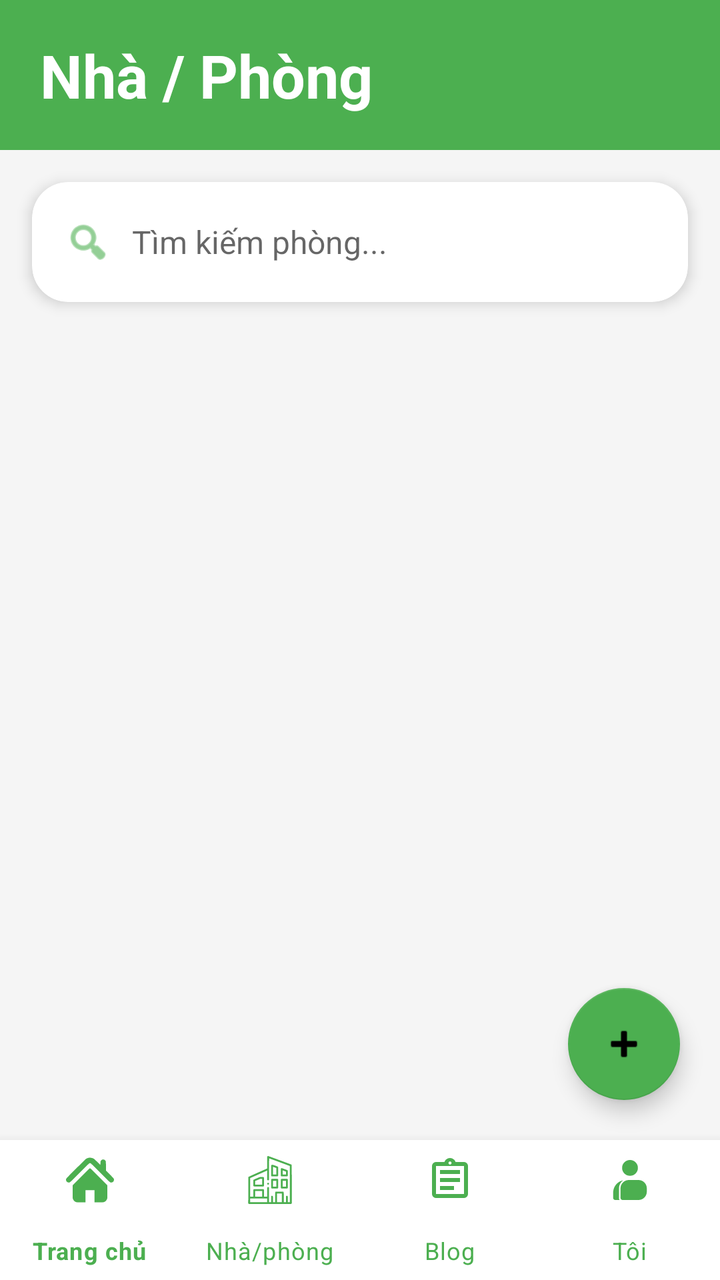
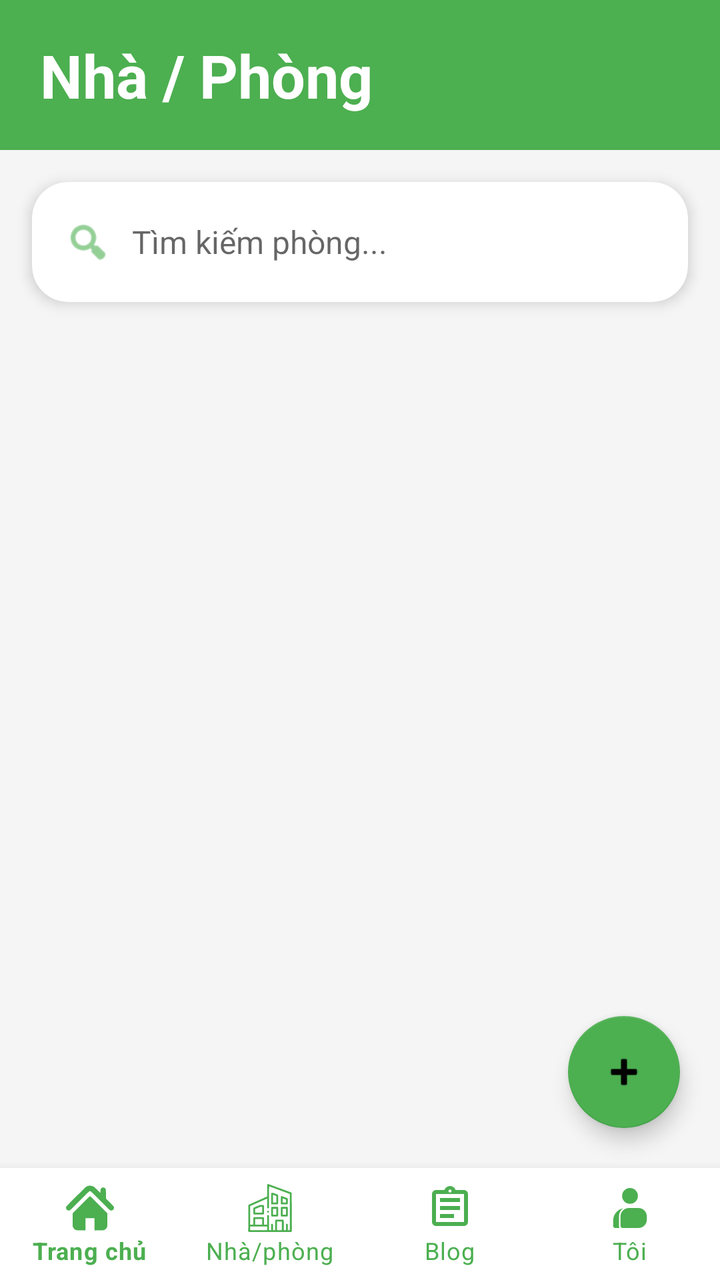

Compare the two renders of this Android layout. The source of the first and the diff that turns it into the second are given below.
<!-- AndroidManifest.xml: application theme Theme.DACS3 -->
<!-- res/layout/activity_property.xml -->
<?xml version="1.0" encoding="utf-8"?>
<RelativeLayout
    xmlns:android="http://schemas.android.com/apk/res/android"
    xmlns:app="http://schemas.android.com/apk/res-auto"
    android:layout_width="match_parent"
    android:layout_height="match_parent"
    android:background="@color/background">

    
    <LinearLayout
        android:id="@+id/topBar"
        android:layout_width="match_parent"
        android:layout_height="75dp"
        android:background="@color/itro_green"
        android:gravity="center_vertical"
        android:paddingHorizontal="20dp">

        
        <TextView
            android:layout_width="wrap_content"
            android:layout_height="wrap_content"
            android:text="Nhà / Phòng"
            android:textColor="@color/white"
            android:textStyle="bold"
            android:textSize="30sp"/>

    </LinearLayout>

    
    <androidx.cardview.widget.CardView
        android:id="@+id/searchCard"
        android:layout_width="match_parent"
        android:layout_height="60dp"
        android:layout_below="@id/topBar"
        android:layout_margin="16dp"
        app:cardCornerRadius="18dp"
        app:cardElevation="4dp">

        <LinearLayout
            android:layout_width="match_parent"
            android:layout_height="match_parent"
            android:gravity="center_vertical"
            android:orientation="horizontal"
            android:paddingHorizontal="16dp">

            
            <ImageView
                android:layout_width="24dp"
                android:layout_height="24dp"
                android:src="@android:drawable/ic_menu_search"
                app:tint="@color/itro_green" />

            
            <EditText
                android:id="@+id/edtSearch"
                android:layout_width="match_parent"
                android:layout_height="wrap_content"
                android:background="@android:color/transparent"
                android:hint="Tìm kiếm phòng..."
                android:textSize="16sp"
                android:textColor="@color/textDark"
                android:paddingStart="10dp"/>

        </LinearLayout>

    </androidx.cardview.widget.CardView>

    
    <androidx.recyclerview.widget.RecyclerView
        android:id="@+id/recyclerProperty"
        android:layout_width="match_parent"
        android:layout_height="match_parent"
        android:layout_below="@id/searchCard"
        android:layout_above="@id/bottomNav"
        android:padding="10dp"
        android:clipToPadding="false"/>

    
    <com.google.android.material.floatingactionbutton.FloatingActionButton
        android:id="@+id/btnAddProperty"
        android:layout_width="wrap_content"
        android:layout_height="wrap_content"
        android:layout_alignParentEnd="true"
        android:layout_above="@id/bottomNav"
        android:layout_margin="20dp"
        android:src="@android:drawable/ic_input_add"
        android:tint="@color/white"
        app:backgroundTint="@color/itro_green"/>

    
    <com.google.android.material.bottomnavigation.BottomNavigationView
        android:id="@+id/bottomNav"
        android:layout_width="match_parent"
        android:layout_height="70dp"
        android:layout_alignParentBottom="true"
        android:background="@color/white"
        app:itemIconTint="@color/itro_green"
        app:itemTextColor="@color/itro_green"
        app:labelVisibilityMode="labeled"
        app:menu="@menu/bottom_nav_menu"/>

</RelativeLayout>
<!-- resources referenced by this layout -->
<resources>
  <color name="background">#F5F5F5</color>
  <color name="itro_green">#4CAF50</color>
  <color name="textDark">#212121</color>
  <color name="white">#FFFFFFFF</color>
  <style name="Theme.DACS3" parent="Theme.MaterialComponents.DayNight.NoActionBar">
          ...
      </style>
</resources>

<!-- the commit's change to res/layout/activity_property.xml (unified diff, before → after) -->
@@ -5,6 +5,8 @@
     android:layout_width="match_parent"
     android:layout_height="match_parent"
     android:background="@color/background">
+
+
 
     
     <LinearLayout
@@ -91,12 +93,13 @@
     <com.google.android.material.bottomnavigation.BottomNavigationView
         android:id="@+id/bottomNav"
         android:layout_width="match_parent"
-        android:layout_height="70dp"
+        android:layout_height="wrap_content"
         android:layout_alignParentBottom="true"
-        android:background="@color/white"
+        android:background="#FFFFFF"
+        app:elevation="8dp"
         app:itemIconTint="@color/itro_green"
         app:itemTextColor="@color/itro_green"
         app:labelVisibilityMode="labeled"
-        app:menu="@menu/bottom_nav_menu"/>
+        app:menu="@menu/bottom_nav_menu" />
 
 </RelativeLayout>
